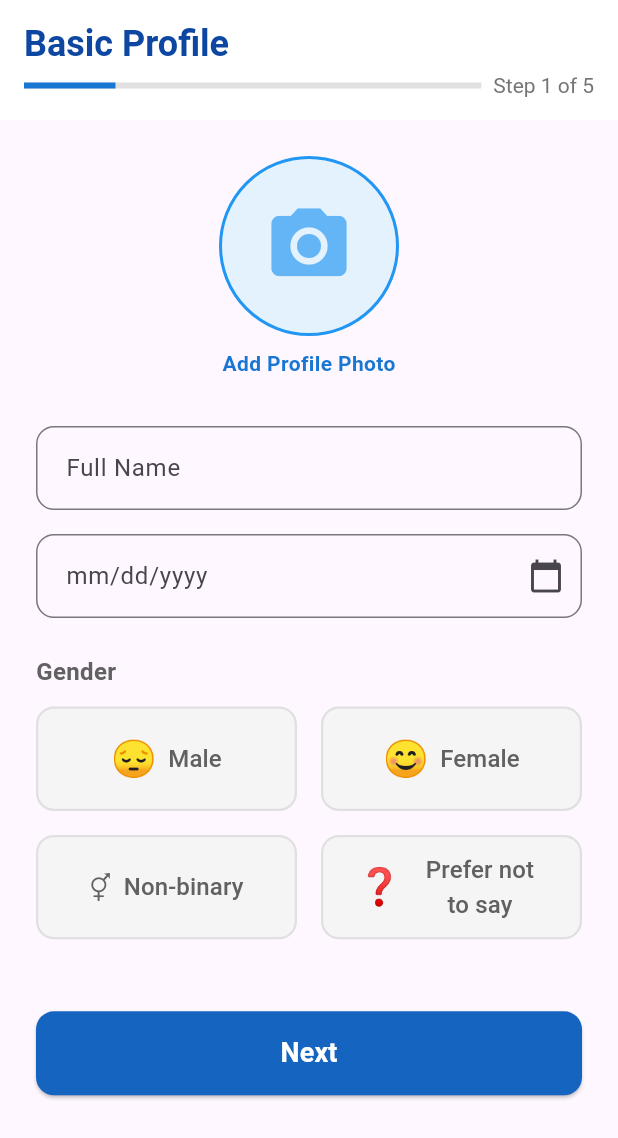
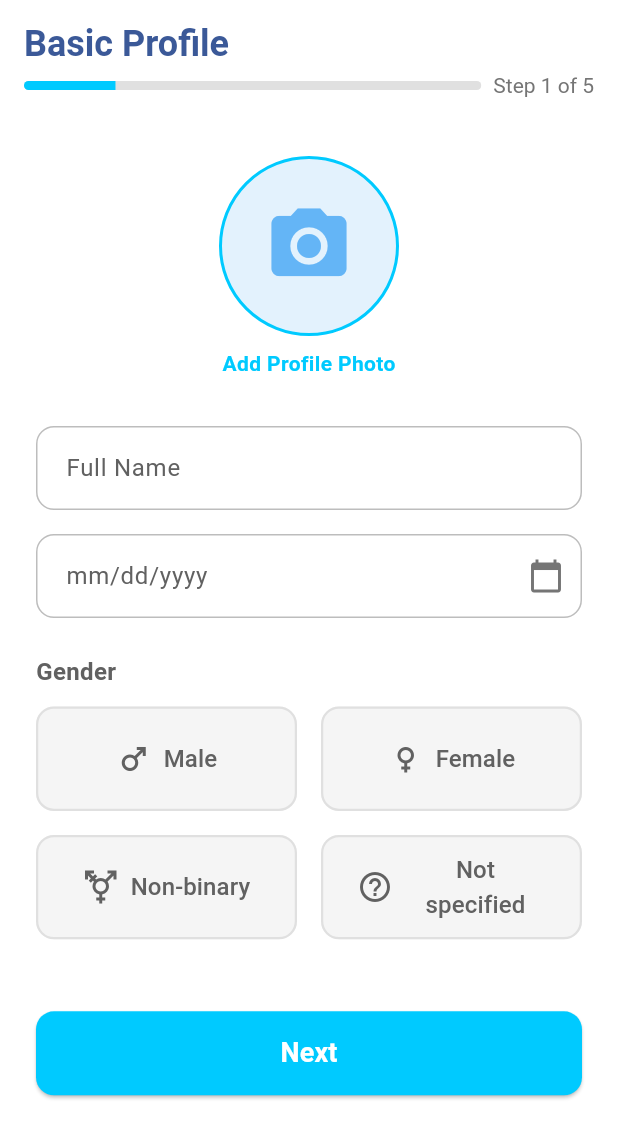
Before and after one commit to Thanaphum-6510110194/G6-Health-Tracking, a Flutter app: the BasicProfileScreen screen opened directly, on a phone screen of 412 x 824 dp. Shown: the top 1138 px of the screen. Run offline on Flutter 3.47's test engine with Material 3 defaults, Android fonts, the phone set to English and light mode, and no system bars; our stand-ins replace cloud_firestore, firebase_auth, firebase_core, flutter_svg; accounts and stored records are empty.

Commit message:
Adjust UI

```diff
--- a/lib/main.dart
+++ b/lib/main.dart
@@ -17,13 +17,13 @@ class MyApp extends StatelessWidget {
   @override
   Widget build(BuildContext context) {
     return MaterialApp(
-      title: 'Health Tracker', // เปลี่ยนชื่อแอปให้ตรงกับโปรเจกต์
+      title: 'Health Tracker',
       theme: ThemeData(
         colorScheme: ColorScheme.fromSeed(seedColor: Colors.deepPurple),
         useMaterial3: true,
       ),
       debugShowCheckedModeBanner: false,
-      home: const SplashScreen(), // เริ่มต้นที่ SplashScreen
+      home: const SplashScreen(),
     );
   }
 }
--- a/lib/screens/profile_page.dart
+++ b/lib/screens/profile_page.dart
@@ -20,6 +20,24 @@ class _BasicProfileScreenState extends State<BasicProfileScreen> {
       initialDate: DateTime.now(),
       firstDate: DateTime(1900),
       lastDate: DateTime.now(),
+      builder: (BuildContext context, Widget? child) {
+        return Theme(
+          data: ThemeData.light().copyWith(
+            colorScheme: ColorScheme.light(
+              primary: const Color(0xFF00CAFF), // สีฟ้าอ่อนสำหรับ Header ของ DatePicker
+              onPrimary: Colors.white,         // สีของตัวอักษรใน Header
+              surface: Colors.white,           // สีพื้นหลังของ DatePicker
+              onSurface: Colors.black,         // สีของตัวอักษรวันที่
+            ),
+            textButtonTheme: TextButtonThemeData(
+              style: TextButton.styleFrom(
+                foregroundColor: const Color(0xFF00CAFF), // สีของปุ่ม "CANCEL" และ "OK" ใน DatePicker
+              ),
+            ),
+          ),
+          child: child!,
+        );
+      },
     );
 
     if (pickedDate != null) {
@@ -39,6 +57,7 @@ class _BasicProfileScreenState extends State<BasicProfileScreen> {
   @override
   Widget build(BuildContext context) {
     return Scaffold(
+      backgroundColor: Colors.white, // ตั้งค่าสีพื้นหลังของ Scaffold เป็นสีขาว
       appBar: AppBar(
         toolbarHeight: 80, // Adjust toolbar height as needed
         backgroundColor: Colors.white,
@@ -49,7 +68,7 @@ class _BasicProfileScreenState extends State<BasicProfileScreen> {
             Text(
               'Basic Profile',
               style: TextStyle(
-                color: Colors.blue[900],
+                color: const Color(0xFF3B5998), // สีหัวข้อ
                 fontSize: 24,
                 fontWeight: FontWeight.bold,
               ),
@@ -58,16 +77,19 @@ class _BasicProfileScreenState extends State<BasicProfileScreen> {
             Row(
               children: [
                 Expanded(
-                  child: LinearProgressIndicator(
-                    value: 1 / 5, // Changed to 1 / 5 for 5 steps
-                    backgroundColor: Colors.grey[300],
-                    color: Colors.blue[700],
-                    minHeight: 4,
+                  child: ClipRRect(
+                    borderRadius: BorderRadius.circular(10), // กำหนดรัศมีโค้งมน
+                    child: LinearProgressIndicator(
+                      value: 1 / 5, // Changed to 1 / 5 for 5 steps
+                      backgroundColor: Colors.grey[300],
+                      color: const Color(0xFF00CAFF), // สี Progress Bar
+                      minHeight: 6,
+                    ),
                   ),
                 ),
                 const SizedBox(width: 8),
                 Text(
-                  'Step 1 of 5', // Changed to Step 1 of 5
+                  'Step 1 of 5',
                   style: TextStyle(
                     color: Colors.grey[600],
                     fontSize: 14,
@@ -99,7 +121,7 @@ class _BasicProfileScreenState extends State<BasicProfileScreen> {
                     decoration: BoxDecoration(
                       shape: BoxShape.circle,
                       color: Colors.blue[50], // Light blue background
-                      border: Border.all(color: Colors.blue, width: 2),
+                      border: Border.all(color: const Color(0xFF00CAFF), width: 2), // สีขอบเป็นฟ้าอ่อน
                     ),
                     child: Icon(
                       Icons.camera_alt,
@@ -111,7 +133,7 @@ class _BasicProfileScreenState extends State<BasicProfileScreen> {
                   Text(
                     'Add Profile Photo',
                     style: TextStyle(
-                      color: Colors.blue[700],
+                      color: const Color(0xFF00CAFF), // สีข้อความ "Add Profile Photo"
                       fontWeight: FontWeight.bold,
                     ),
                   ),
@@ -125,11 +147,34 @@ class _BasicProfileScreenState extends State<BasicProfileScreen> {
               controller: _fullNameController,
               decoration: InputDecoration(
                 labelText: 'Full Name',
+                labelStyle: TextStyle(
+                  color: Colors.grey[700], // สีของ Label Text
+                ),
+                floatingLabelStyle: const TextStyle(
+                  color: Color(0xFF00CAFF), // สีของ Label Text เมื่อโฟกัส
+                ),
                 border: OutlineInputBorder(
                   borderRadius: BorderRadius.circular(12),
+                  borderSide: BorderSide(
+                    color: Colors.grey.shade400!, // สีขอบ TextField ปกติ
+                  ),
+                ),
+                focusedBorder: OutlineInputBorder(
+                  borderRadius: BorderRadius.circular(12),
+                  borderSide: const BorderSide(
+                    color: Color(0xFF00CAFF), // สีขอบ TextField เมื่อโฟกัส
+                    width: 2.0,
+                  ),
+                ),
+                enabledBorder: OutlineInputBorder(
+                  borderRadius: BorderRadius.circular(12),
+                  borderSide: BorderSide(
+                    color: Colors.grey.shade400!, // สีขอบ TextField เมื่อไม่ได้โฟกัส
+                  ),
                 ),
                 contentPadding: const EdgeInsets.symmetric(vertical: 16, horizontal: 16),
               ),
+              style: const TextStyle(color: Colors.black87), // สีของข้อความที่กรอก
             ),
             const SizedBox(height: 16),
 
@@ -140,15 +185,39 @@ class _BasicProfileScreenState extends State<BasicProfileScreen> {
               onTap: () => _selectDate(context),
               decoration: InputDecoration(
                 labelText: 'mm/dd/yyyy',
+                labelStyle: TextStyle(
+                  color: Colors.grey[700], // สีของ Label Text
+                ),
+                floatingLabelStyle: const TextStyle(
+                  color: Color(0xFF00CAFF), // สีของ Label Text เมื่อโฟกัส
+                ),
                 border: OutlineInputBorder(
                   borderRadius: BorderRadius.circular(12),
+                  borderSide: BorderSide(
+                    color: Colors.grey.shade400!, // สีขอบ TextField ปกติ
+                  ),
+                ),
+                focusedBorder: OutlineInputBorder(
+                  borderRadius: BorderRadius.circular(12),
+                  borderSide: const BorderSide(
+                    color: Color(0xFF00CAFF), // สีขอบ TextField เมื่อโฟกัส
+                    width: 2.0,
+                  ),
+                ),
+                enabledBorder: OutlineInputBorder(
+                  borderRadius: BorderRadius.circular(12),
+                  borderSide: BorderSide(
+                    color: Colors.grey.shade400!, // สีขอบ TextField เมื่อไม่ได้โฟกัส
+                  ),
                 ),
                 suffixIcon: IconButton(
                   icon: const Icon(Icons.calendar_today),
                   onPressed: () => _selectDate(context),
+                  color: Colors.grey[600], // สี Icon ของปฏิทิน
                 ),
                 contentPadding: const EdgeInsets.symmetric(vertical: 16, horizontal: 16),
               ),
+              style: const TextStyle(color: Colors.black87), // สีของข้อความที่กรอก
             ),
             const SizedBox(height: 24),
 
@@ -166,17 +235,17 @@ class _BasicProfileScreenState extends State<BasicProfileScreen> {
             ),
             const SizedBox(height: 12),
             GridView.count(
-              shrinkWrap: true, // To make GridView take only necessary space
-              physics: const NeverScrollableScrollPhysics(), // Disable scrolling
+              shrinkWrap: true,
+              physics: const NeverScrollableScrollPhysics(),
               crossAxisCount: 2,
               crossAxisSpacing: 16,
               mainAxisSpacing: 16,
-              childAspectRatio: 2.5, // Adjust as needed for button size
+              childAspectRatio: 2.5,
               children: [
-                _buildGenderButton('Male', 'male', '😔'), // Using emoji for placeholder
-                _buildGenderButton('Female', 'female', '😊'),
-                _buildGenderButton('Non-binary', 'non-binary', '⚥'), // Unicode symbol
-                _buildGenderButton('Prefer not to say', 'prefer-not-to-say', '❓'),
+                _buildGenderButton('Male', 'male', Icons.male),
+                _buildGenderButton('Female', 'female', Icons.female),
+                _buildGenderButton('Non-binary', 'non-binary', Icons.transgender),
+                _buildGenderButton('Not specified', 'not-specified', Icons.help_outline), // เปลี่ยนกลับเป็น Prefer not to say
               ],
             ),
             const SizedBox(height: 48),
@@ -196,13 +265,13 @@ class _BasicProfileScreenState extends State<BasicProfileScreen> {
                   );
                 },
                 style: ElevatedButton.styleFrom(
-                  backgroundColor: Colors.blue[800], // Darker blue
+                  backgroundColor: const Color(0xFF00CAFF), // สีของปุ่ม Next
                   shape: RoundedRectangleBorder(
                     borderRadius: BorderRadius.circular(12),
                   ),
                 ),
                 child: const Text(
-                  'Next', // Changed text to just "Next"
+                  'Next',
                   style: TextStyle(
                     color: Colors.white,
                     fontSize: 18,
@@ -217,7 +286,7 @@ class _BasicProfileScreenState extends State<BasicProfileScreen> {
     );
   }
 
-  Widget _buildGenderButton(String text, String value, String emoji) {
+  Widget _buildGenderButton(String text, String value, IconData iconData) {
     bool isSelected = _selectedGender == value;
     return ElevatedButton(
       onPressed: () {
@@ -226,12 +295,12 @@ class _BasicProfileScreenState extends State<BasicProfileScreen> {
         });
       },
       style: ElevatedButton.styleFrom(
-        backgroundColor: isSelected ? Colors.blue[100] : Colors.grey[100], // Light blue if selected, light grey otherwise
-        foregroundColor: isSelected ? Colors.blue[800] : Colors.grey[700], // Text color
+        backgroundColor: isSelected ? const Color(0xFFE0F7FA) : Colors.grey[100], // Background color เมื่อเลือก (ฟ้าอ่อนมาก)
+        foregroundColor: isSelected ? const Color(0xFF007BFF) : Colors.grey[700], // Text/Icon color เมื่อเลือก (ฟ้าเข้ม)
         shape: RoundedRectangleBorder(
           borderRadius: BorderRadius.circular(12),
           side: BorderSide(
-            color: isSelected ? Colors.blue : Colors.grey.shade300, // Blue border if selected
+            color: isSelected ? const Color(0xFF00CAFF) : Colors.grey.shade300!, // สีขอบเมื่อเลือก (ฟ้าอ่อน)
             width: 1.5,
           ),
         ),
@@ -240,12 +309,13 @@ class _BasicProfileScreenState extends State<BasicProfileScreen> {
       child: Row(
         mainAxisAlignment: MainAxisAlignment.center,
         children: [
-          Text(
-            emoji,
-            style: const TextStyle(fontSize: 24), // Adjust emoji size
+          Icon(
+            iconData,
+            size: 24,
+            color: isSelected ? const Color(0xFF007BFF) : Colors.grey[700], // สี Icon
           ),
           const SizedBox(width: 8),
-          Flexible( // Use Flexible to prevent text overflow
+          Flexible(
             child: Text(
               text,
               textAlign: TextAlign.center,
--- a/lib/screens/splash_screen.dart
+++ b/lib/screens/splash_screen.dart
@@ -28,8 +28,8 @@ class _SplashScreenState extends State<SplashScreen> {
                   begin: Alignment.topLeft,
                   end: Alignment.bottomRight,
                   colors: [
-                    Color(0xFF6A5ACD), // สีม่วงอ่อน
-                    Color(0xFF483D8B), // สีม่วงเข้ม
+                  Color(0xFF00CAFF), // ฟ้าสดใส
+                  Color(0xFF0072FF),
                   ],
                 ),
                 boxShadow: [
@@ -54,7 +54,7 @@ class _SplashScreenState extends State<SplashScreen> {
               style: TextStyle(
                 fontSize: 36,
                 fontWeight: FontWeight.bold,
-                color: Color(0xFF483D8B),
+                color:Color(0xFF3B5998),
               ),
             ),
             const SizedBox(height: 10),
@@ -81,7 +81,7 @@ class _SplashScreenState extends State<SplashScreen> {
                 },
                 style: ElevatedButton.styleFrom(
                   padding: const EdgeInsets.symmetric(horizontal: 40, vertical: 15),
-                  backgroundColor: const Color(0xFF483D8B),
+                  backgroundColor: const Color(0xFF00CAFF),
                   foregroundColor: Colors.white,
                   shape: RoundedRectangleBorder(
                     borderRadius: BorderRadius.circular(30),
@@ -108,7 +108,7 @@ class _SplashScreenState extends State<SplashScreen> {
                 );
               },
               style: TextButton.styleFrom(
-                foregroundColor: const Color(0xFF483D8B),
+                foregroundColor: const Color(0xFF3B5998),
               ),
               child: const Text(
                 'Already have an account?',
```
